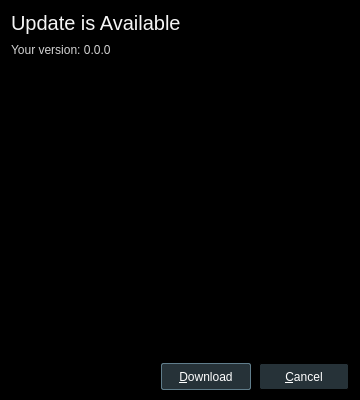
The window that src/ui/updatedialog.ui (u8sand/Baka-MPlayer) describes before a commit, drawn with Qt 5.
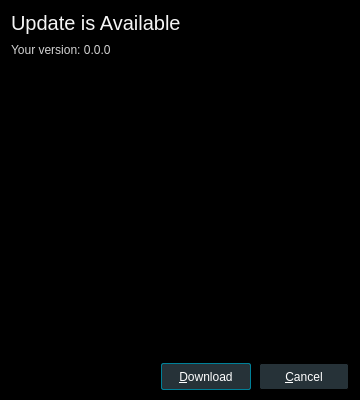
The same window after the commit.

```diff
--- a/src/ui/updatedialog.ui
+++ b/src/ui/updatedialog.ui
@@ -138,7 +138,7 @@
 	min-height: 25px;
 }
 QPushButton:default {
-	border: 1px solid #607d8b;
+	border: 1px solid #008098;
 }
 QPushButton:pressed {
     background: #607d8b;
```
Left out of the diff: 6 changed lines with no effect on the pictures.
